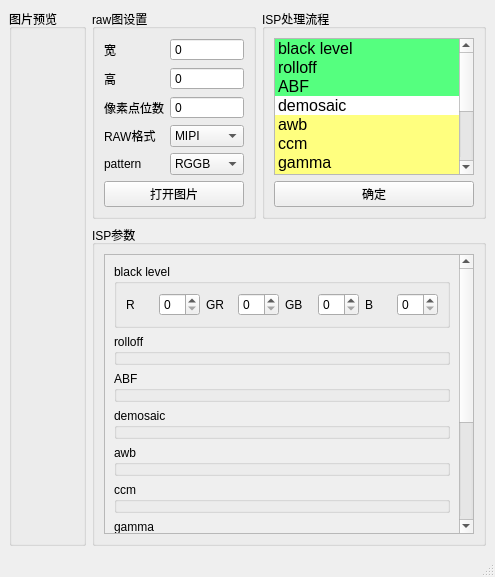
Above: tools/rawimageeditor/rawimageeditor_window.ui from xiaoqinxing/ImageTools before the change. Below: the same form after it.
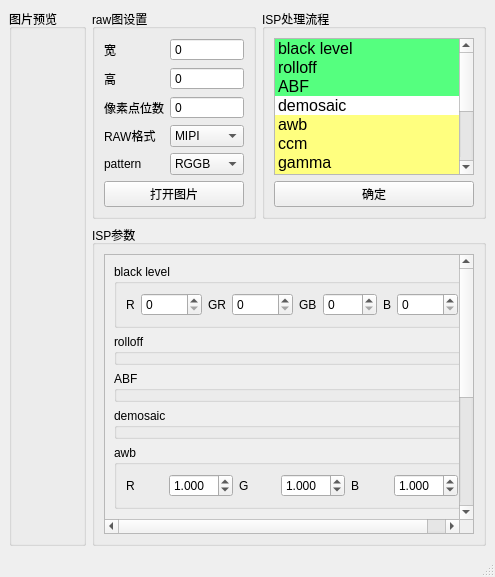
That is the form after the change.

```diff
--- a/tools/rawimageeditor/rawimageeditor_window.ui
+++ b/tools/rawimageeditor/rawimageeditor_window.ui
@@ -454,7 +454,7 @@
               <x>0</x>
               <y>0</y>
               <width>360</width>
-              <height>250</height>
+              <height>290</height>
              </rect>
             </property>
             <layout class="QGridLayout" name="gridLayout_7">
@@ -484,6 +484,59 @@
                <property name="title">
                 <string>awb</string>
                </property>
+               <layout class="QGridLayout" name="gridLayout_8">
+                <item row="0" column="2">
+                 <widget class="QLabel" name="label_11">
+                  <property name="text">
+                   <string>G</string>
+                  </property>
+                 </widget>
+                </item>
+                <item row="0" column="3">
+                 <widget class="QDoubleSpinBox" name="awb_g">
+                  <property name="decimals">
+                   <number>3</number>
+                  </property>
+                  <property name="value">
+                   <double>1.000000000000000</double>
+                  </property>
+                 </widget>
+                </item>
+                <item row="0" column="1">
+                 <widget class="QDoubleSpinBox" name="awb_r">
+                  <property name="decimals">
+                   <number>3</number>
+                  </property>
+                  <property name="value">
+                   <double>1.000000000000000</double>
+                  </property>
+                 </widget>
+                </item>
+                <item row="0" column="0">
+                 <widget class="QLabel" name="label_5">
+                  <property name="text">
+                   <string>R</string>
+                  </property>
+                 </widget>
+                </item>
+                <item row="0" column="4">
+                 <widget class="QLabel" name="label_12">
+                  <property name="text">
+                   <string>B</string>
+                  </property>
+                 </widget>
+                </item>
+                <item row="0" column="5">
+                 <widget class="QDoubleSpinBox" name="awb_b">
+                  <property name="decimals">
+                   <number>3</number>
+                  </property>
+                  <property name="value">
+                   <double>1.000000000000000</double>
+                  </property>
+                 </widget>
+                </item>
+               </layout>
               </widget>
              </item>
              <item row="1" column="0">
@@ -506,45 +559,61 @@
                 <string>black level</string>
                </property>
                <layout class="QGridLayout" name="gridLayout_3">
-                <item row="0" column="2">
+                <item row="0" column="3">
                  <widget class="QLabel" name="label_2">
                   <property name="text">
                    <string>GR</string>
                   </property>
                  </widget>
                 </item>
-                <item row="0" column="6">
-                 <widget class="QLabel" name="label_4">
-                  <property name="text">
-                   <string>B</string>
-                  </property>
-                 </widget>
-                </item>
                 <item row="0" column="5">
-                 <widget class="QSpinBox" name="blc_gb"/>
-                </item>
-                <item row="0" column="3">
-                 <widget class="QSpinBox" name="blc_gr"/>
-                </item>
-                <item row="0" column="0">
-                 <widget class="QLabel" name="label">
-                  <property name="text">
-                   <string>R</string>
-                  </property>
-                 </widget>
-                </item>
-                <item row="0" column="1">
-                 <widget class="QSpinBox" name="blc_r"/>
-                </item>
-                <item row="0" column="4">
                  <widget class="QLabel" name="label_3">
                   <property name="text">
                    <string>GB</string>
                   </property>
                  </widget>
                 </item>
+                <item row="0" column="8">
+                 <widget class="QSpinBox" name="blc_b">
+                  <property name="maximum">
+                   <number>10000</number>
+                  </property>
+                 </widget>
+                </item>
+                <item row="0" column="6">
+                 <widget class="QSpinBox" name="blc_gb">
+                  <property name="maximum">
+                   <number>1000</number>
+                  </property>
+                 </widget>
+                </item>
+                <item row="0" column="4">
+                 <widget class="QSpinBox" name="blc_gr">
+                  <property name="maximum">
+                   <number>10000</number>
+                  </property>
+                 </widget>
+                </item>
+                <item row="0" column="0">
+                 <widget class="QLabel" name="label">
+                  <property name="text">
+                   <string>R</string>
+                  </property>
+                 </widget>
+                </item>
                 <item row="0" column="7">
-                 <widget class="QSpinBox" name="blc_b"/>
+                 <widget class="QLabel" name="label_4">
+                  <property name="text">
+                   <string>B</string>
+                  </property>
+                 </widget>
+                </item>
+                <item row="0" column="2">
+                 <widget class="QSpinBox" name="blc_r">
+                  <property name="maximum">
+                   <number>10000</number>
+                  </property>
+                 </widget>
                 </item>
                </layout>
               </widget>
```
Left out of the diff: 56 changed lines with no effect on the pictures.
